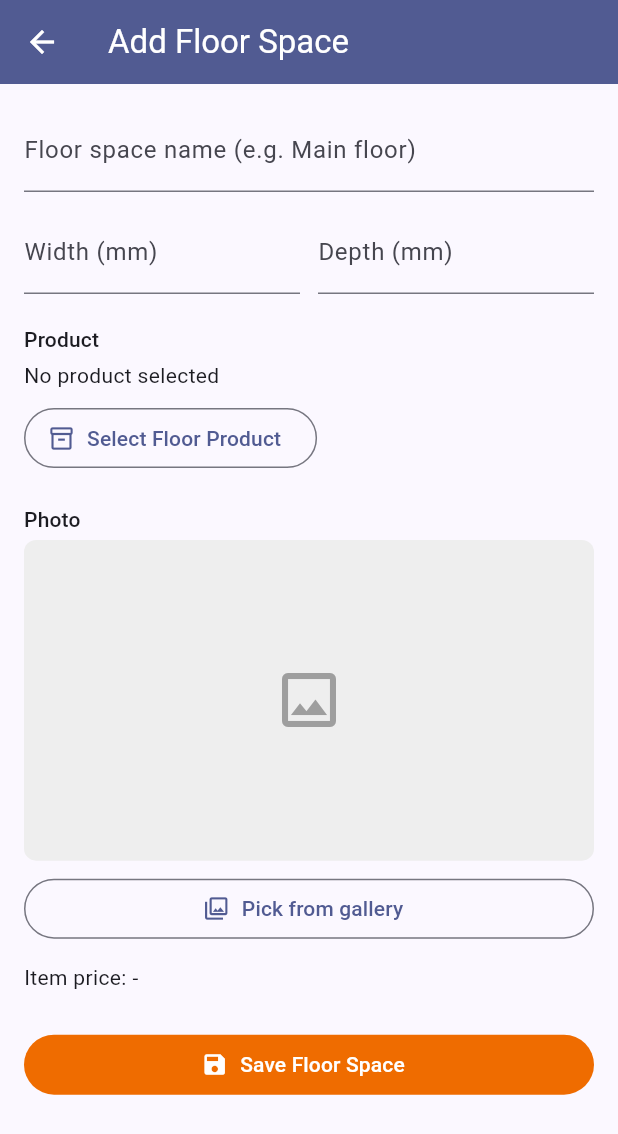
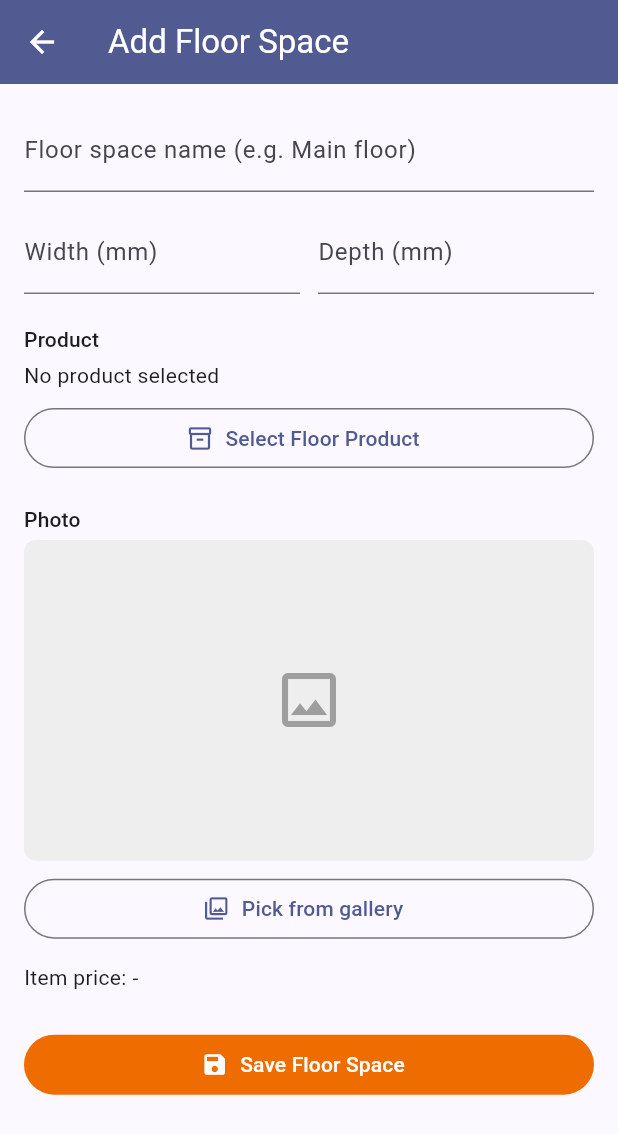
Before and after one commit to mhtruong-00/a4, a Flutter app: the FloorSpaceEditScreen screen opened directly with empty values, on a phone screen of 412 x 824 dp. Shown: the top 1134 px of the screen. Run offline on Flutter 3.47's test engine with Material 3 defaults, Android fonts, the phone set to English and light mode, and no system bars; our stand-ins replace cloud_firestore, firebase_core, image_picker, share_plus; accounts and stored records are empty.

Commit message:
Allow clearing the selected floor product

```diff
--- a/lib/screens/floor_space_edit_screen.dart
+++ b/lib/screens/floor_space_edit_screen.dart
@@ -108,6 +108,15 @@ class _FloorSpaceEditScreenState extends State<FloorSpaceEditScreen> {
     if (base64 != null) {
       setState(() => _photoBase64 = base64);
     }
+  }
+
+  void _clearProduct() {
+    setState(() {
+      _productId = '';
+      _productName = '';
+      _variantName = '';
+      _selectedRate = 0;
+    });
   }
 
   Future<void> _save() async {
@@ -228,10 +237,21 @@ class _FloorSpaceEditScreenState extends State<FloorSpaceEditScreen> {
         const SizedBox(height: 4),
         Text(_productLabel),
         const SizedBox(height: 8),
-        OutlinedButton.icon(
-          onPressed: _pickProduct,
-          icon: const Icon(Icons.inventory_2_outlined),
-          label: const Text('Select Floor Product'),
+        Row(
+          children: [
+            Expanded(
+              child: OutlinedButton.icon(
+                onPressed: _pickProduct,
+                icon: const Icon(Icons.inventory_2_outlined),
+                label: const Text('Select Floor Product'),
+              ),
+            ),
+            if (_productId.isNotEmpty)
+              TextButton(
+                onPressed: _clearProduct,
+                child: const Text('Clear'),
+              ),
+          ],
         ),
       ],
     );
```
